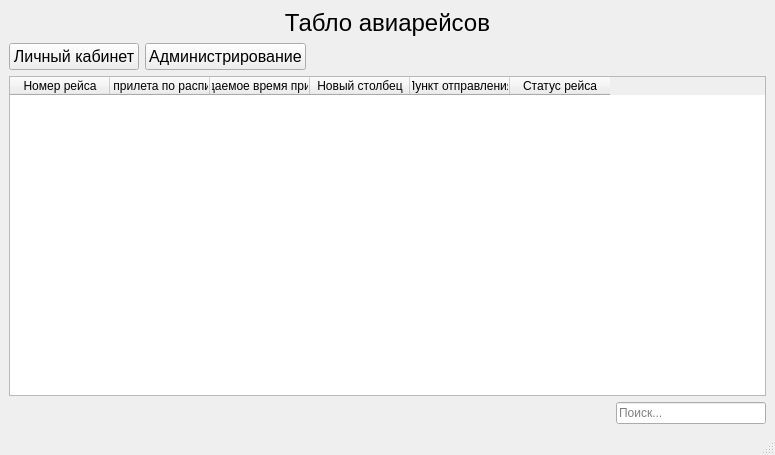
Above: mainwindow.ui from Tweety-sat/Flight-scoreboard before the change. Below: the same form after it.
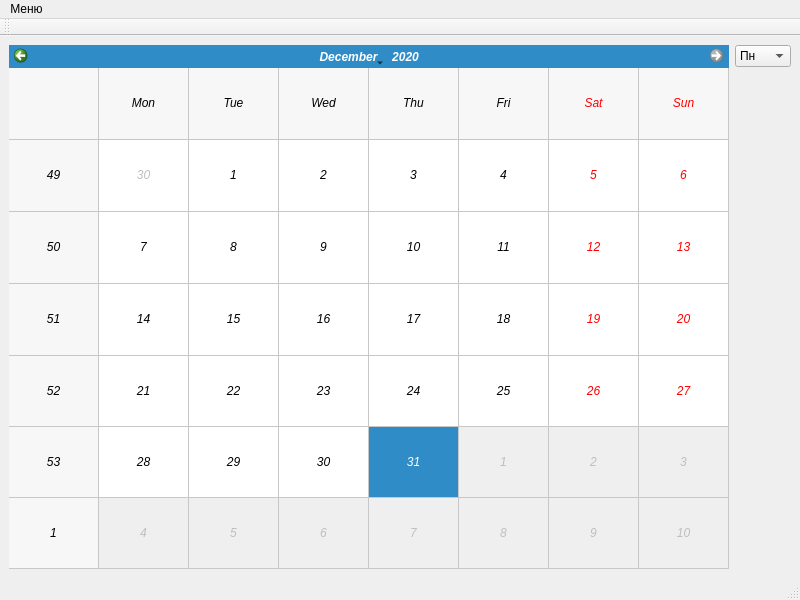
That is the form after the change.

The edit to the form file:
```diff
--- a/mainwindow.ui
+++ b/mainwindow.ui
@@ -9,228 +9,97 @@
    <rect>
     <x>0</x>
     <y>0</y>
-    <width>775</width>
-    <height>455</height>
+    <width>800</width>
+    <height>600</height>
    </rect>
   </property>
   <property name="windowTitle">
-   <string>MainWindow</string>
-  </property>
-  <property name="styleSheet">
-   <string notr="true">QMainWindow#MainWindow{
-qradialgradient(spread:repeat, cx:0.5, cy:0.5, radius:0.077, fx:0.5, fy:0.5, stop:0 rgba(0, 169, 255, 147), stop:0.497326 rgba(0, 0, 0, 147), stop:1 rgba(0, 169, 255, 147))
-}</string>
+   <string>Лабораторная работа №1</string>
   </property>
   <widget class="QWidget" name="centralwidget">
-   <layout class="QVBoxLayout" name="verticalLayout_2">
-    <item>
-     <widget class="QLabel" name="label">
+   <layout class="QGridLayout" name="gridLayout">
+    <item row="0" column="1">
+     <layout class="QVBoxLayout" name="verticalLayout">
+      <item>
+       <widget class="QComboBox" name="comboBox">
+        <item>
+         <property name="text">
+          <string>Пн</string>
+         </property>
+        </item>
+        <item>
+         <property name="text">
+          <string>Вт</string>
+         </property>
+        </item>
+        <item>
+         <property name="text">
+          <string>Ср</string>
+         </property>
+        </item>
+        <item>
+         <property name="text">
+          <string>Чт</string>
+         </property>
+        </item>
+        <item>
+         <property name="text">
+          <string>Пт</string>
+         </property>
+        </item>
+        <item>
+         <property name="text">
+          <string>Сб</string>
+         </property>
+        </item>
+        <item>
+         <property name="text">
+          <string>Вскр</string>
+         </property>
+        </item>
+       </widget>
+      </item>
+      <item>
+       <spacer name="verticalSpacer">
+        <property name="orientation">
+         <enum>Qt::Vertical</enum>
+        </property>
+        <property name="sizeHint" stdset="0">
+         <size>
+          <width>20</width>
+          <height>40</height>
+         </size>
+        </property>
+       </spacer>
+      </item>
+     </layout>
+    </item>
+    <item row="0" column="0">
+     <widget class="QCalendarWidget" name="calendarWidget">
       <property name="font">
        <font>
-        <pointsize>18</pointsize>
+        <italic>true</italic>
        </font>
       </property>
-      <property name="text">
-       <string>Табло авиарейсов</string>
+      <property name="minimumDate">
+       <date>
+        <year>2020</year>
+        <month>1</month>
+        <day>1</day>
+       </date>
       </property>
-      <property name="textFormat">
-       <enum>Qt::AutoText</enum>
+      <property name="maximumDate">
+       <date>
+        <year>2020</year>
+        <month>12</month>
+        <day>31</day>
+       </date>
       </property>
-      <property name="alignment">
-       <set>Qt::AlignCenter</set>
+      <property name="gridVisible">
+       <bool>true</bool>
       </property>
      </widget>
     </item>
-    <item>
-     <layout class="QVBoxLayout" name="verticalLayout">
-      <item>
-       <layout class="QHBoxLayout" name="horizontalLayout">
-        <item>
-         <widget class="QPushButton" name="infoUser">
-          <property name="font">
-           <font>
-            <pointsize>12</pointsize>
-           </font>
-          </property>
-          <property name="mouseTracking">
-           <bool>false</bool>
-          </property>
-          <property name="text">
-           <string>Личный кабинет</string>
-          </property>
-          <property name="checkable">
-           <bool>false</bool>
-          </property>
-          <property name="autoRepeat">
-           <bool>false</bool>
-          </property>
-         </widget>
-        </item>
-        <item>
-         <widget class="QPushButton" name="adminMenu">
-          <property name="font">
-           <font>
-            <pointsize>12</pointsize>
-           </font>
-          </property>
-          <property name="mouseTracking">
-           <bool>false</bool>
-          </property>
-          <property name="text">
-           <string>Администрирование</string>
-          </property>
-          <property name="checkable">
-           <bool>false</bool>
-          </property>
-          <property name="autoRepeat">
-           <bool>false</bool>
-          </property>
-         </widget>
-        </item>
-        <item>
-         <spacer name="horizontalSpacer">
-          <property name="orientation">
-           <enum>Qt::Horizontal</enum>
-          </property>
-          <property name="sizeHint" stdset="0">
-           <size>
-            <width>40</width>
-            <height>20</height>
-           </size>
-          </property>
-         </spacer>
-        </item>
-       </layout>
-      </item>
-      <item>
-       <widget class="QTableWidget" name="Board_flight">
-        <property name="cursor" stdset="0">
-         <cursorShape>ArrowCursor</cursorShape>
-        </property>
-        <property name="tabletTracking">
-         <bool>false</bool>
-        </property>
-        <property name="alternatingRowColors">
-         <bool>false</bool>
-        </property>
-        <property name="showGrid">
-         <bool>true</bool>
-        </property>
-        <property name="gridStyle">
-         <enum>Qt::SolidLine</enum>
-        </property>
-        <column>
-         <property name="text">
-          <string>Номер рейса</string>
-         </property>
-         <property name="textAlignment">
-          <set>AlignCenter</set>
-         </property>
-        </column>
-        <column>
-         <property name="text">
-          <string>Время прилета по расписанию</string>
-         </property>
-         <property name="textAlignment">
-          <set>AlignCenter</set>
-         </property>
-        </column>
-        <column>
-         <property name="text">
-          <string>Ожидаемое время прилета</string>
-         </property>
-         <property name="font">
-          <font>
-           <stylestrategy>PreferDefault</stylestrategy>
-           <kerning>true</kerning>
-          </font>
-         </property>
-         <property name="textAlignment">
-          <set>AlignCenter</set>
-         </property>
-        </column>
-        <column>
-         <property name="text">
-          <string>Новый столбец</string>
-         </property>
-         <property name="textAlignment">
-          <set>AlignCenter</set>
-         </property>
-        </column>
-        <column>
-         <property name="text">
-          <string>Пункт отправления</string>
-         </property>
-         <property name="textAlignment">
-          <set>AlignCenter</set>
-         </property>
-        </column>
-        <column>
-         <property name="text">
-          <string>Статус рейса</string>
-         </property>
-         <property name="textAlignment">
-          <set>AlignCenter</set>
-         </property>
-        </column>
-       </widget>
-      </item>
-      <item>
-       <layout class="QHBoxLayout" name="horizontalLayout_3">
-        <item>
-         <spacer name="horizontalSpacer_2">
-          <property name="orientation">
-           <enum>Qt::Horizontal</enum>
-          </property>
-          <property name="sizeHint" stdset="0">
-           <size>
-            <width>40</width>
-            <height>20</height>
-           </size>
-          </property>
-         </spacer>
-        </item>
-        <item>
-         <widget class="QLineEdit" name="lineEdit">
-          <property name="minimumSize">
-           <size>
-            <width>150</width>
-            <height>0</height>
-           </size>
-          </property>
-          <property name="maximumSize">
-           <size>
-            <width>150</width>
-            <height>16777215</height>
-           </size>
-          </property>
-          <property name="sizeIncrement">
-           <size>
-            <width>150</width>
-            <height>0</height>
-           </size>
-          </property>
-          <property name="baseSize">
-           <size>
-            <width>150</width>
-            <height>0</height>
-           </size>
-          </property>
-          <property name="cursor">
-           <cursorShape>IBeamCursor</cursorShape>
-          </property>
-          <property name="text">
-           <string/>
-          </property>
-          <property name="placeholderText">
-           <string>Поиск...</string>
-          </property>
-         </widget>
-        </item>
-       </layout>
-      </item>
-     </layout>
-    </item>
    </layout>
   </widget>
   <widget class="QMenuBar" name="menubar">
@@ -238,12 +107,41 @@
     <rect>
      <x>0</x>
      <y>0</y>
-     <width>775</width>
+     <width>800</width>
      <height>21</height>
     </rect>
    </property>
+   <widget class="QMenu" name="menu">
+    <property name="title">
+     <string>Меню</string>
+    </property>
+    <addaction name="authors"/>
+    <addaction name="exit"/>
+   </widget>
+   <addaction name="menu"/>
   </widget>
   <widget class="QStatusBar" name="statusbar"/>
+  <widget class="QToolBar" name="toolBar">
+   <property name="windowTitle">
+    <string>toolBar</string>
+   </property>
+   <attribute name="toolBarArea">
+    <enum>TopToolBarArea</enum>
+   </attribute>
+   <attribute name="toolBarBreak">
+    <bool>false</bool>
+   </attribute>
+  </widget>
+  <action name="authors">
+   <property name="text">
+    <string>Авторы</string>
+   </property>
+  </action>
+  <action name="exit">
+   <property name="text">
+    <string>Выход</string>
+   </property>
+  </action>
  </widget>
  <resources/>
  <connections/>
```
Left out of the diff: 41 changed lines with no effect on the pictures.
